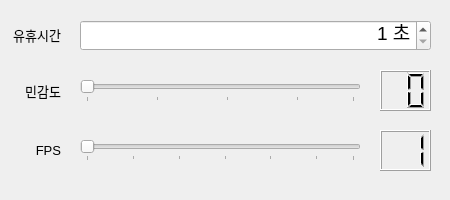
This is setOptionDialog.ui in synml/motion-detector as Qt 5 draws it before an edit. The edited form follows.
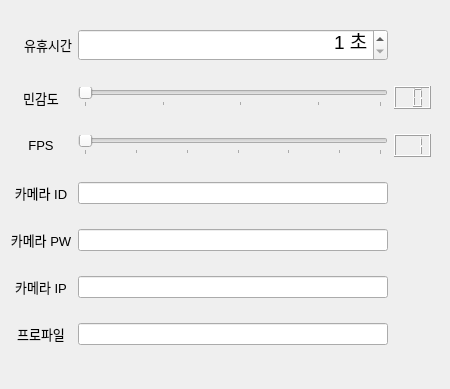
This is the edited form. Icons and pictures are not drawn.

Commit message: GUI및 메인로직 업데이트

Patch:
```diff
--- a/setOptionDialog.ui
+++ b/setOptionDialog.ui
@@ -2,12 +2,15 @@
 <ui version="4.0">
  <class>Dialog</class>
  <widget class="QDialog" name="Dialog">
+  <property name="enabled">
+   <bool>true</bool>
+  </property>
   <property name="geometry">
    <rect>
     <x>0</x>
     <y>0</y>
     <width>450</width>
-    <height>200</height>
+    <height>389</height>
    </rect>
   </property>
   <property name="minimumSize">
@@ -16,12 +19,6 @@
     <height>200</height>
    </size>
   </property>
-  <property name="maximumSize">
-   <size>
-    <width>450</width>
-    <height>200</height>
-   </size>
-  </property>
   <property name="windowTitle">
    <string>옵션 설정</string>
   </property>
@@ -29,18 +26,133 @@
    <iconset>
     <normaloff>res/icon/settings.png</normaloff>res/icon/settings.png</iconset>
   </property>
+  <property name="sizeGripEnabled">
+   <bool>false</bool>
+  </property>
   <property name="modal">
    <bool>true</bool>
   </property>
+  <widget class="QWidget" name="gridLayoutWidget">
+   <property name="geometry">
+    <rect>
+     <x>10</x>
+     <y>10</y>
+     <width>421</width>
+     <height>361</height>
+    </rect>
+   </property>
+   <layout class="QGridLayout" name="gridLayout">
+    <item row="1" column="3">
+     <widget class="QLCDNumber" name="thresholdLCD">
+      <property name="digitCount">
+       <number>2</number>
+      </property>
+     </widget>
+    </item>
+    <item row="6" column="0">
+     <widget class="QLabel" name="label_9">
+      <property name="font">
+       <font>
+        <pointsize>10</pointsize>
+       </font>
+      </property>
+      <property name="layoutDirection">
+       <enum>Qt::RightToLeft</enum>
+      </property>
+      <property name="text">
+       <string>프로파일</string>
+      </property>
+      <property name="textFormat">
+       <enum>Qt::AutoText</enum>
+      </property>
+      <property name="scaledContents">
+       <bool>false</bool>
+      </property>
+      <property name="alignment">
+       <set>Qt::AlignCenter</set>
+      </property>
+     </widget>
+    </item>
+    <item row="4" column="0">
+     <widget class="QLabel" name="label_6">
+      <property name="font">
+       <font>
+        <pointsize>10</pointsize>
+       </font>
+      </property>
+      <property name="layoutDirection">
+       <enum>Qt::RightToLeft</enum>
+      </property>
+      <property name="text">
+       <string>카메라 PW</string>
+      </property>
+      <property name="textFormat">
+       <enum>Qt::AutoText</enum>
+      </property>
+      <property name="scaledContents">
+       <bool>false</bool>
+      </property>
+      <property name="alignment">
+       <set>Qt::AlignCenter</set>
+      </property>
+     </widget>
+    </item>
+    <item row="4" column="2">
+     <widget class="QLineEdit" name="cameraPW"/>
+    </item>
+    <item row="3" column="2">
+     <widget class="QLineEdit" name="cameraID"/>
+    </item>
+    <item row="5" column="0">
+     <widget class="QLabel" name="label_8">
+      <property name="font">
+       <font>
+        <pointsize>10</pointsize>
+       </font>
+      </property>
+      <property name="layoutDirection">
+       <enum>Qt::RightToLeft</enum>
+      </property>
+      <property name="text">
+       <string>카메라 IP</string>
+      </property>
+      <property name="textFormat">
+       <enum>Qt::AutoText</enum>
+      </property>
+      <property name="scaledContents">
+       <bool>false</bool>
+      </property>
+      <property name="alignment">
+       <set>Qt::AlignCenter</set>
+      </property>
+     </widget>
+    </item>
+    <item row="5" column="2">
+     <widget class="QLineEdit" name="cameraIP"/>
+    </item>
+    <item row="1" column="0">
+     <widget class="QLabel" name="label_2">
+      <property name="font">
+       <font>
+        <pointsize>10</pointsize>
+       </font>
+      </property>
+      <property name="layoutDirection">
+       <enum>Qt::LeftToRight</enum>
+      </property>
+      <property name="text">
+       <string>민감도</string>
+      </property>
+      <property name="textFormat">
+       <enum>Qt::AutoText</enum>
+      </property>
+      <property name="alignment">
+       <set>Qt::AlignCenter</set>
+      </property>
+     </widget>
+    </item>
+    <item row="0" column="0">
   <widget class="QLabel" name="label">
-   <property name="geometry">
-    <rect>
-     <x>0</x>
-     <y>19</y>
-     <width>61</width>
-     <height>31</height>
-    </rect>
-   </property>
    <property name="font">
     <font>
      <pointsize>10</pointsize>
@@ -53,15 +165,9 @@
     <set>Qt::AlignRight|Qt::AlignTrailing|Qt::AlignVCenter</set>
    </property>
   </widget>
+    </item>
+    <item row="1" column="2">
   <widget class="QSlider" name="thresholdSlider">
-   <property name="geometry">
-    <rect>
-     <x>80</x>
-     <y>80</y>
-     <width>281</width>
-     <height>22</height>
-    </rect>
-   </property>
    <property name="minimum">
     <number>1</number>
    </property>
@@ -90,89 +196,9 @@
     <number>5</number>
    </property>
   </widget>
-  <widget class="QLabel" name="label_2">
-   <property name="geometry">
-    <rect>
-     <x>0</x>
-     <y>70</y>
-     <width>61</width>
-     <height>41</height>
-    </rect>
-   </property>
-   <property name="font">
-    <font>
-     <pointsize>10</pointsize>
-    </font>
-   </property>
-   <property name="layoutDirection">
-    <enum>Qt::LeftToRight</enum>
-   </property>
-   <property name="text">
-    <string>민감도</string>
-   </property>
-   <property name="textFormat">
-    <enum>Qt::AutoText</enum>
-   </property>
-   <property name="alignment">
-    <set>Qt::AlignRight|Qt::AlignTrailing|Qt::AlignVCenter</set>
-   </property>
-  </widget>
-  <widget class="QLCDNumber" name="thresholdLCD">
-   <property name="geometry">
-    <rect>
-     <x>380</x>
-     <y>70</y>
-     <width>51</width>
-     <height>41</height>
-    </rect>
-   </property>
-   <property name="digitCount">
-    <number>2</number>
-   </property>
-  </widget>
-  <widget class="QSlider" name="fpsSlider">
-   <property name="geometry">
-    <rect>
-     <x>80</x>
-     <y>140</y>
-     <width>281</width>
-     <height>21</height>
-    </rect>
-   </property>
-   <property name="minimum">
-    <number>1</number>
-   </property>
-   <property name="maximum">
-    <number>30</number>
-   </property>
-   <property name="singleStep">
-    <number>1</number>
-   </property>
-   <property name="pageStep">
-    <number>1</number>
-   </property>
-   <property name="tracking">
-    <bool>false</bool>
-   </property>
-   <property name="orientation">
-    <enum>Qt::Horizontal</enum>
-   </property>
-   <property name="tickPosition">
-    <enum>QSlider::TicksBelow</enum>
-   </property>
-   <property name="tickInterval">
-    <number>5</number>
-   </property>
-  </widget>
+    </item>
+    <item row="2" column="3">
   <widget class="QLCDNumber" name="fpsLCD">
-   <property name="geometry">
-    <rect>
-     <x>380</x>
-     <y>130</y>
-     <width>51</width>
-     <height>41</height>
-    </rect>
-   </property>
    <property name="digitCount">
     <number>2</number>
    </property>
@@ -180,15 +206,9 @@
     <double>1.000000000000000</double>
    </property>
   </widget>
+    </item>
+    <item row="2" column="0">
   <widget class="QLabel" name="label_3">
-   <property name="geometry">
-    <rect>
-     <x>0</x>
-     <y>130</y>
-     <width>61</width>
-     <height>41</height>
-    </rect>
-   </property>
    <property name="font">
     <font>
      <pointsize>10</pointsize>
@@ -204,18 +224,67 @@
     <enum>Qt::AutoText</enum>
    </property>
    <property name="alignment">
-    <set>Qt::AlignRight|Qt::AlignTrailing|Qt::AlignVCenter</set>
-   </property>
-  </widget>
+       <set>Qt::AlignCenter</set>
+      </property>
+     </widget>
+    </item>
+    <item row="2" column="2">
+     <widget class="QSlider" name="fpsSlider">
+      <property name="minimum">
+       <number>1</number>
+      </property>
+      <property name="maximum">
+       <number>30</number>
+      </property>
+      <property name="singleStep">
+       <number>1</number>
+      </property>
+      <property name="pageStep">
+       <number>1</number>
+      </property>
+      <property name="tracking">
+       <bool>false</bool>
+      </property>
+      <property name="orientation">
+       <enum>Qt::Horizontal</enum>
+      </property>
+      <property name="tickPosition">
+       <enum>QSlider::TicksBelow</enum>
+      </property>
+      <property name="tickInterval">
+       <number>5</number>
+      </property>
+     </widget>
+    </item>
+    <item row="3" column="0">
+     <widget class="QLabel" name="label_5">
+      <property name="font">
+       <font>
+        <pointsize>10</pointsize>
+       </font>
+      </property>
+      <property name="layoutDirection">
+       <enum>Qt::RightToLeft</enum>
+      </property>
+      <property name="text">
+       <string>카메라 ID</string>
+      </property>
+      <property name="textFormat">
+       <enum>Qt::AutoText</enum>
+      </property>
+      <property name="scaledContents">
+       <bool>false</bool>
+      </property>
+      <property name="alignment">
+       <set>Qt::AlignCenter</set>
+      </property>
+     </widget>
+    </item>
+    <item row="6" column="2">
+     <widget class="QLineEdit" name="cameraProfile"/>
+    </item>
+    <item row="0" column="2">
   <widget class="QSpinBox" name="idleTimeSpinBox">
-   <property name="geometry">
-    <rect>
-     <x>80</x>
-     <y>20</y>
-     <width>351</width>
-     <height>31</height>
-    </rect>
-   </property>
    <property name="font">
     <font>
      <family>Arial</family>
@@ -234,6 +303,9 @@
    <property name="value">
     <number>1</number>
    </property>
+     </widget>
+    </item>
+   </layout>
   </widget>
  </widget>
  <resources/>
```
Lines whose indentation alone changed are shown as unchanged. The commit also changes 1 other file.
